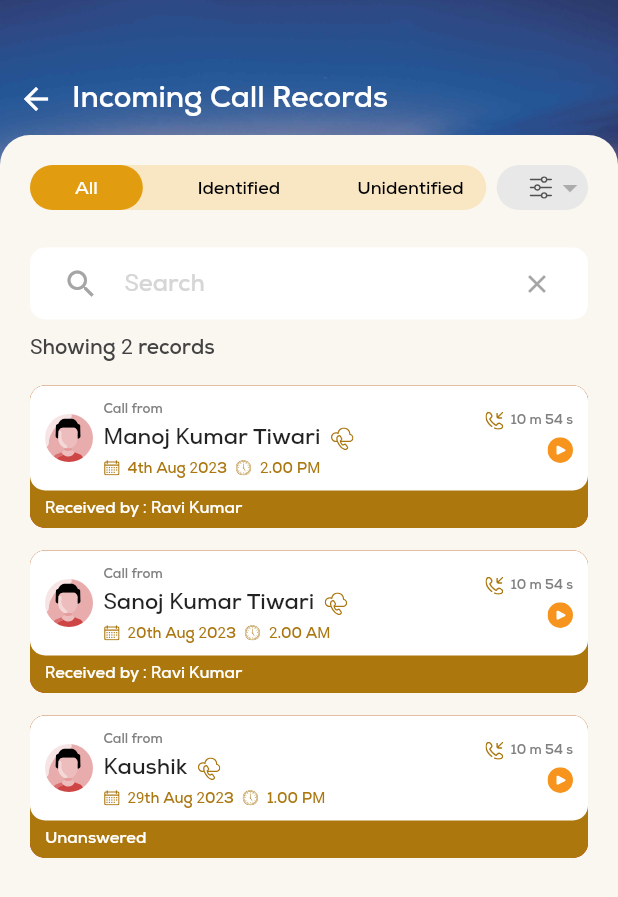
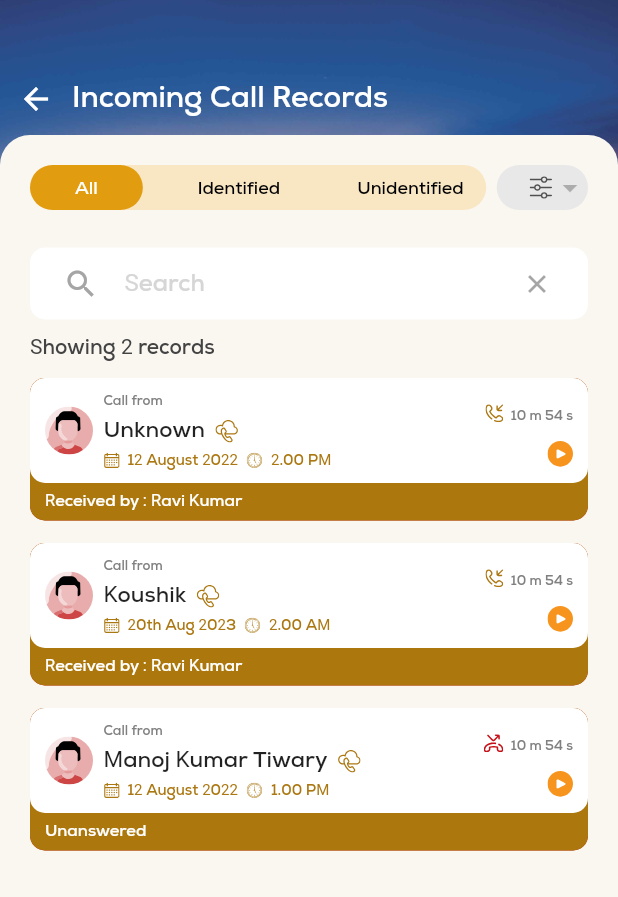
Before and after one commit to vikaspizone/leads, a Flutter app: the screen it shows after launch, item 4 of the bottom bar chosen, on a phone screen of 412 x 824 dp. Shown: the top 897 px of the screen. Run offline on Flutter 3.47's test engine with Material 2 defaults, Android fonts, the phone set to English and light mode, and no system bars; drawn by our look-alikes of flutter_slidable; our stand-ins replace fl_chart, flip_card, flutter_svg, stacked, stacked_services, stacked_shared and 1 more.

Commit message:
fix design

```diff
--- a/lib/ui/common/images.dart
+++ b/lib/ui/common/images.dart
@@ -17,4 +17,5 @@ class Images {
   var calenderIcon = 'assets/images/calenderIcon.svg';
   var incomingCallIcon = 'assets/images/incomingCallIcon.svg';
   var playIcon = 'assets/images/playIcon.svg';
+  var missCallIcon = 'assets/images/misscallIcon.svg';
 }
--- a/lib/ui/views/home/graph.dart
+++ b/lib/ui/views/home/graph.dart
@@ -134,7 +134,7 @@ class Graph extends StatelessWidget {
                       ),
                       CartesianChartAnnotation(
                           widget: Container(
-                              height: 79,
+                              height: 87,
                               width: 1,
                               decoration: const BoxDecoration(
                                   color: Color(0xff9F9F9F))),
--- a/lib/ui/views/home/home_view.dart
+++ b/lib/ui/views/home/home_view.dart
@@ -43,11 +43,7 @@ class HomeView extends StackedView<HomeViewModel> {
                     child: Column(
                       children: [
                         //leads trend graph
-                        const Padding(
-                          padding: EdgeInsets.symmetric(vertical: 2),
-                          child: Graph(),
-                        ),
-
+                        const Graph(),
                         verticalSpaceTiny,
                         //pie chart
                         renderCard(
@@ -303,7 +299,7 @@ class HomeView extends StackedView<HomeViewModel> {
   ListTile renderCustomAppBar() {
     return ListTile(
         contentPadding: const EdgeInsets.only(left: 15, right: 10),
-        horizontalTitleGap: 8,
+        horizontalTitleGap: 3,
         title: const Text(
           'Welcome',
           style: TextStyle(
--- a/lib/ui/views/home/pie_chart.dart
+++ b/lib/ui/views/home/pie_chart.dart
@@ -48,7 +48,7 @@ class PieChartPage extends StatelessWidget {
                 color: Color(0xff84C0D8),
               ),
               NameWidget(
-                name: 'Nirmal Kumar',
+                name: 'Nirmal Raj',
                 color: Color(0xffE77569),
               )
             ],
--- a/lib/ui/views/incoming_call/call_detail_card.dart
+++ b/lib/ui/views/incoming_call/call_detail_card.dart
@@ -92,14 +92,21 @@ class CallDetailCard extends StatelessWidget {
                       Row(
                         mainAxisAlignment: MainAxisAlignment.end,
                         children: [
-                          SvgPicture.asset(
-                            Images().incomingCallIcon,
-                            height: 12,
-                          ),
+                          personName == 'Manoj Kumar Tiwary'
+                              ? SvgPicture.asset(
+                                  Images().missCallIcon,
+                                  height: 12,
+                                )
+                              : SvgPicture.asset(
+                                  Images().incomingCallIcon,
+                                  height: 12,
+                                ),
                           horizontalSpaceTiny,
                           Text(callDuration,
                               style: const TextStyle(
-                                  fontSize: 9, color: Color(0xFF818080)))
+                                  height: 3,
+                                  fontSize: 9,
+                                  color: Color(0xFF818080)))
                         ],
                       ),
                       verticalSpaceTiny,
--- a/lib/ui/views/incoming_call/incoming_call_view.dart
+++ b/lib/ui/views/incoming_call/incoming_call_view.dart
@@ -84,12 +84,11 @@ class IncomingCallView extends StackedView<IncomingCallViewModel>
                             color: Color.fromARGB(255, 67, 67, 67),
                             fontWeight: FontWeight.w400),
                       ),
-                      verticalSpaceTiny,
+                      verticalSpaceSmall,
                       ListView.builder(
                         itemCount: viewModel.leadsList.length,
                         shrinkWrap: true,
                         physics: const BouncingScrollPhysics(),
-                        padding: const EdgeInsets.symmetric(vertical: 10),
                         itemBuilder: (context, index) {
                           return Container(
                             margin: const EdgeInsets.only(bottom: 15),
--- a/lib/ui/views/incoming_call/incoming_call_viewmodel.dart
+++ b/lib/ui/views/incoming_call/incoming_call_viewmodel.dart
@@ -22,21 +22,21 @@ class IncomingCallViewModel extends BaseViewModel {
   List<CallRecordModel> leadsList = [
     CallRecordModel(
         callDuration: '10 m 54 s',
-        visitDate: '4th Aug 2023',
+        visitDate: '12 August 2022',
         status: 'Received by : Ravi Kumar',
-        personName: 'Manoj Kumar Tiwari',
+        personName: 'Unknown',
         visitTime: '2.00 PM'),
     CallRecordModel(
         callDuration: '10 m 54 s',
         visitDate: '20th Aug 2023',
         status: 'Received by : Ravi Kumar',
-        personName: 'Sanoj Kumar Tiwari',
+        personName: 'Koushik',
         visitTime: '2.00 AM'),
     CallRecordModel(
         callDuration: '10 m 54 s',
-        visitDate: '29th Aug 2023',
+        visitDate: '12 August 2022',
         status: 'Unanswered',
-        personName: 'Kaushik',
+        personName: 'Manoj Kumar Tiwary',
         visitTime: '1.00 PM'),
   ];
 }
```
Also changed, not shown: lib/ui/views/leads/leads_view.dart (+11 -2 lines), assets/images/backgroundImage.png, assets/images/misscallIcon.svg (added).
